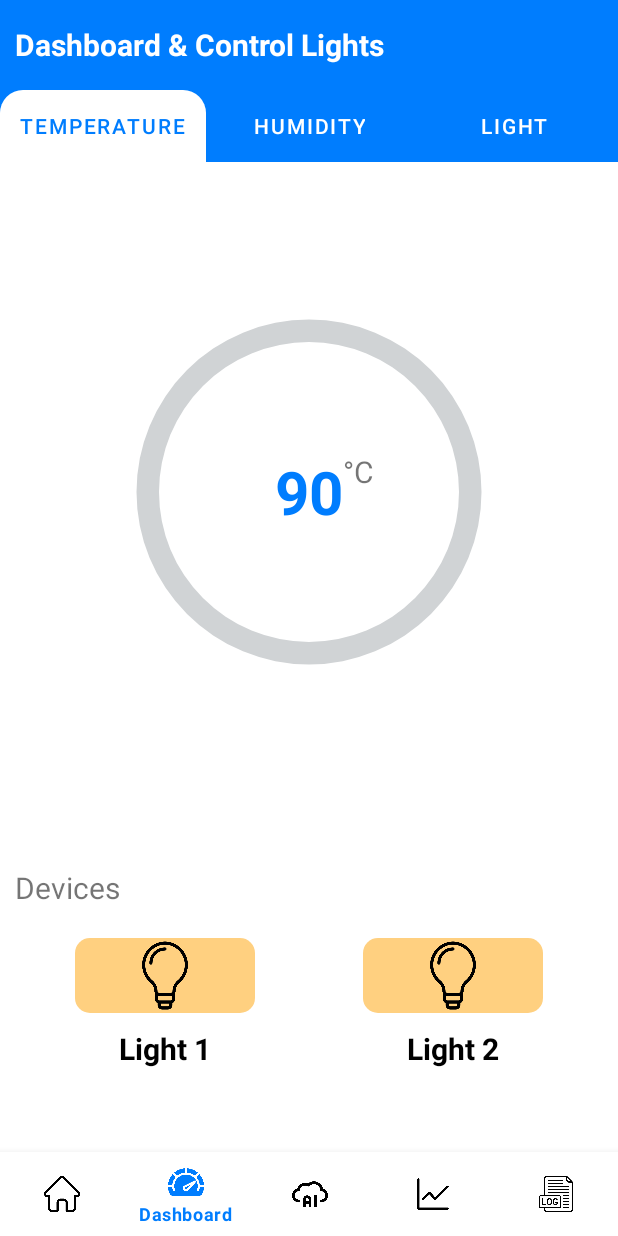
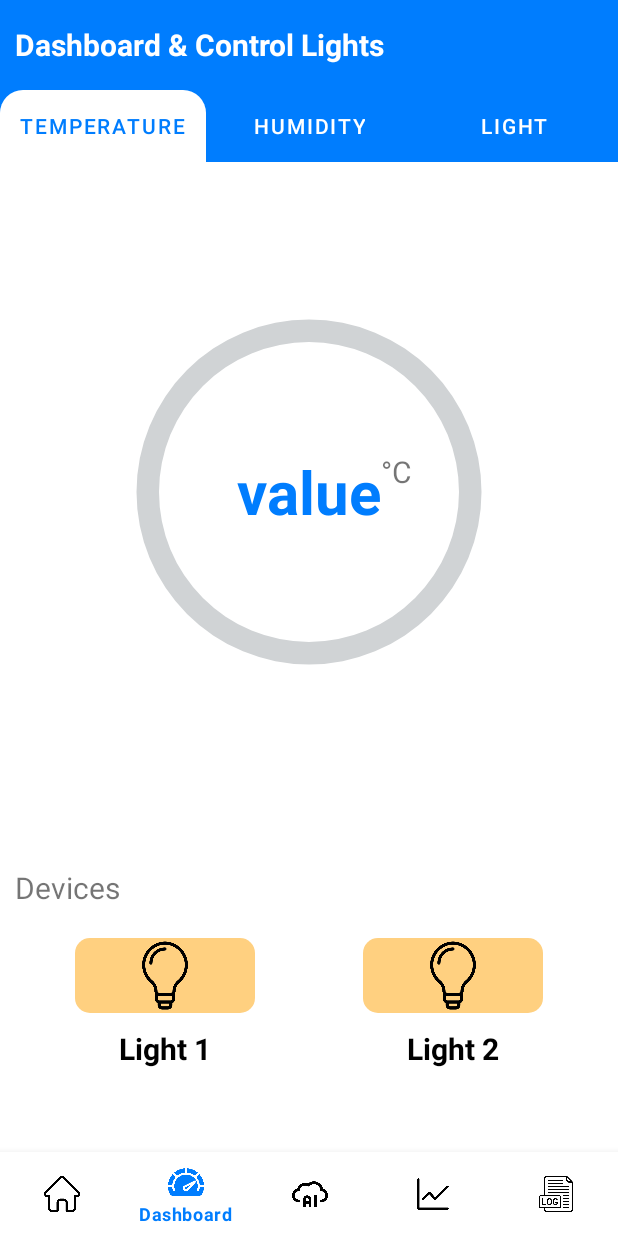
Before and after one commit to NT532-N21-MMCL-1/TH1.12-20521220-20521555-20521562, an Android app: the screen it shows after launch (MainActivity), item 2 of the bottom bar chosen, on a phone screen of 412 x 824 dp. Run offline under Robolectric (Android 15) with nearby library versions, the phone set to English and light mode, and no system bars; libraries missing offline, so code that uses them is left out: com.github.mikephil.charting, org.eclipse.paho.

Commit message:
add background color

```diff
--- a/Lab 4/android-app/app/src/main/res/layout/activity_main.xml
+++ b/Lab 4/android-app/app/src/main/res/layout/activity_main.xml
@@ -5,6 +5,7 @@
     android:layout_width="match_parent"
     android:layout_height="match_parent"
     android:orientation="vertical"
+    android:background="@color/white"
     tools:context=".MainActivity">
 
     <FrameLayout
--- a/Lab 4/android-app/app/src/main/res/layout/fragment_a_i.xml
+++ b/Lab 4/android-app/app/src/main/res/layout/fragment_a_i.xml
@@ -3,6 +3,7 @@
     xmlns:tools="http://schemas.android.com/tools"
     android:layout_width="match_parent"
     android:layout_height="match_parent"
+    android:background="@color/white"
     tools:context=".AIFragment">
 
     <!-- TODO: Update blank fragment layout -->
--- a/Lab 4/android-app/app/src/main/res/layout/fragment_dashboard.xml
+++ b/Lab 4/android-app/app/src/main/res/layout/fragment_dashboard.xml
@@ -5,6 +5,7 @@
     android:layout_height="wrap_content"
     android:orientation="vertical"
     xmlns:app="http://schemas.android.com/apk/res-auto"
+    android:background="@color/white"
     tools:context=".DashboardFragment">
 
     <com.google.android.material.tabs.TabLayout
--- a/Lab 4/android-app/app/src/main/res/layout/fragment_home.xml
+++ b/Lab 4/android-app/app/src/main/res/layout/fragment_home.xml
@@ -5,6 +5,7 @@
     android:layout_height="match_parent"
     xmlns:app="http://schemas.android.com/apk/res-auto"
     android:orientation="vertical"
+    android:background="@color/white"
     tools:context=".HomeFragment">
 
     <TextView
@@ -118,7 +119,7 @@
         <GridLayout
             android:layout_width="match_parent"
             android:layout_height="wrap_content"
-            android:rowCount="3"
+            android:rowCount="2"
             android:columnCount="1">
 
             <androidx.cardview.widget.CardView
--- a/Lab 4/android-app/app/src/main/res/layout/fragment_humidity_room.xml
+++ b/Lab 4/android-app/app/src/main/res/layout/fragment_humidity_room.xml
@@ -4,6 +4,7 @@
     android:layout_width="match_parent"
     android:layout_height="match_parent"
     android:orientation="vertical"
+    android:background="@color/white"
     tools:context=".HumidityRoomFragment">
 
     <RelativeLayout
--- a/Lab 4/android-app/app/src/main/res/layout/fragment_insights.xml
+++ b/Lab 4/android-app/app/src/main/res/layout/fragment_insights.xml
@@ -5,6 +5,7 @@
     android:layout_height="match_parent"
     xmlns:app="http://schemas.android.com/apk/res-auto"
     android:orientation="vertical"
+    android:background="@color/white"
     tools:context=".InsightsFragment">
 
     <com.google.android.material.textfield.TextInputLayout
--- a/Lab 4/android-app/app/src/main/res/layout/fragment_light_room.xml
+++ b/Lab 4/android-app/app/src/main/res/layout/fragment_light_room.xml
@@ -4,6 +4,7 @@
     android:layout_width="match_parent"
     android:layout_height="match_parent"
     android:orientation="vertical"
+    android:background="@color/white"
     tools:context=".LightRoomFragment">
 
     <RelativeLayout
--- a/Lab 4/android-app/app/src/main/res/layout/fragment_logs.xml
+++ b/Lab 4/android-app/app/src/main/res/layout/fragment_logs.xml
@@ -4,6 +4,7 @@
     android:layout_width="match_parent"
     android:layout_height="match_parent"
     android:padding="16dp"
+    android:background="@color/white"
     tools:context=".LogsFragment">
 
     <androidx.recyclerview.widget.RecyclerView
--- a/Lab 4/android-app/app/src/main/res/layout/fragment_temperature_room.xml
+++ b/Lab 4/android-app/app/src/main/res/layout/fragment_temperature_room.xml
@@ -4,6 +4,7 @@
     android:layout_width="match_parent"
     android:layout_height="match_parent"
     android:orientation="vertical"
+    android:background="@color/white"
     tools:context=".TemperatureRoomFragment">
 
     <RelativeLayout
@@ -31,7 +32,7 @@
                 android:layout_width="wrap_content"
                 android:layout_height="wrap_content"
                 android:layout_centerInParent="true"
-                android:text="90"
+                android:text="value"
                 android:textColor="#007dfe"
                 android:textSize="40sp"
                 android:textStyle="bold" />
```
